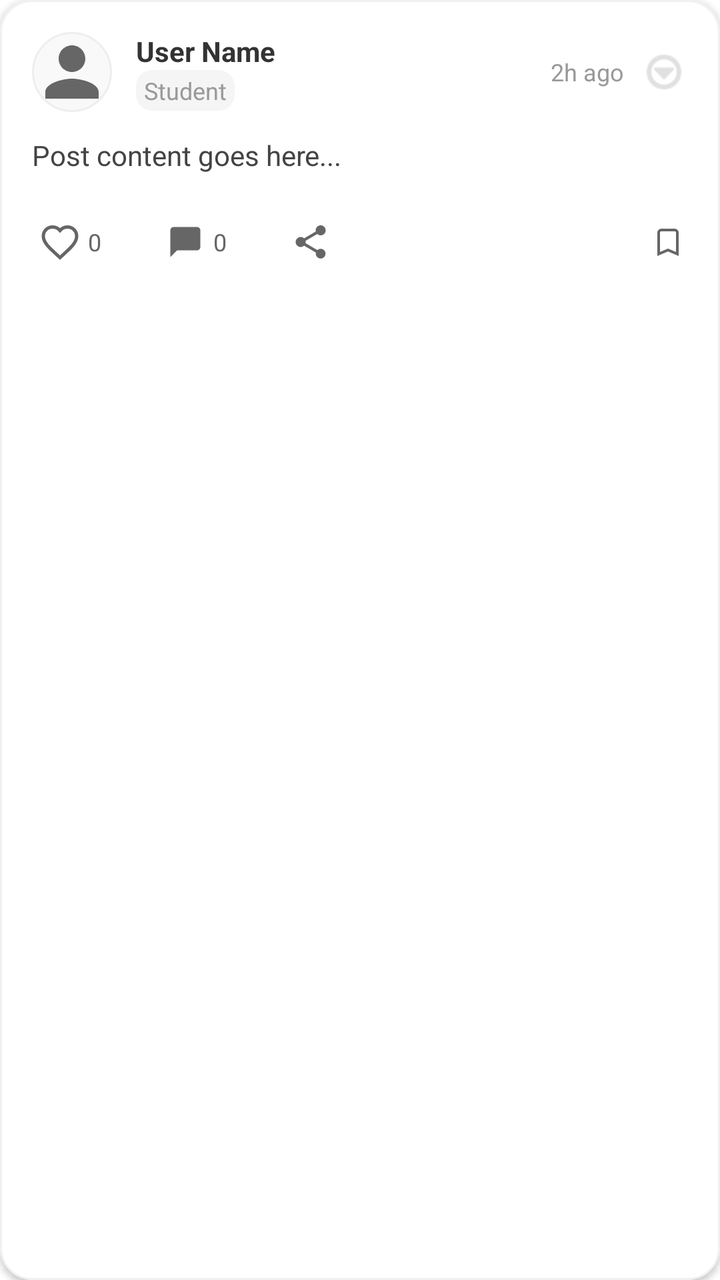
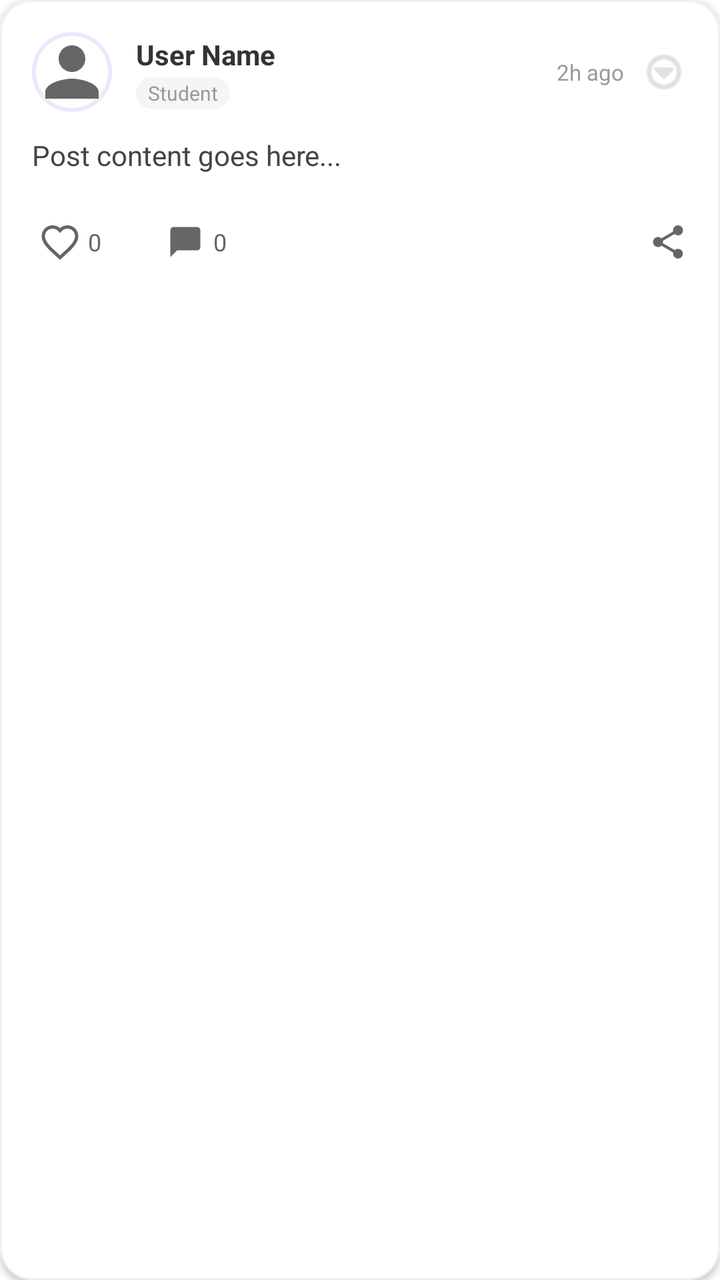

An Android layout rendered at two revisions. The XML below is the earlier revision; the diff shows what the commit changed to produce the second picture.
<!-- AndroidManifest.xml: application theme Theme.MXNexus -->
<!-- res/layout/item_post.xml -->
<?xml version="1.0" encoding="utf-8"?>
<com.google.android.material.card.MaterialCardView xmlns:android="http://schemas.android.com/apk/res/android"
    xmlns:app="http://schemas.android.com/apk/res-auto"
    android:layout_width="match_parent"
    android:layout_height="wrap_content"
    android:layout_marginHorizontal="16dp"
    android:layout_marginVertical="8dp"
    app:cardCornerRadius="16dp"
    app:cardElevation="2dp"
    app:strokeWidth="1dp"
    app:strokeColor="#F0F0F0"
    app:cardBackgroundColor="#FFFFFF">

    <LinearLayout
        android:layout_width="match_parent"
        android:layout_height="wrap_content"
        android:orientation="vertical"
        android:padding="16dp"
        android:background="#FFFFFF">

        
        <RelativeLayout
            android:layout_width="match_parent"
            android:layout_height="wrap_content"
            android:layout_marginBottom="12dp">

            <ImageView
                android:id="@+id/imgPostAvatar"
                android:layout_width="40dp"
                android:layout_height="40dp"
                android:src="@drawable/ic_profile"
                android:background="@drawable/circle_avatar"
                android:scaleType="centerCrop"
                android:layout_alignParentStart="true" />

            <LinearLayout
                android:layout_width="wrap_content"
                android:layout_height="wrap_content"
                android:orientation="vertical"
                android:layout_toEndOf="@id/imgPostAvatar"
                android:layout_marginStart="12dp">

                <TextView
                    android:id="@+id/tvPostUserName"
                    android:layout_width="wrap_content"
                    android:layout_height="wrap_content"
                    android:text="User Name"
                    android:textStyle="bold"
                    android:textColor="#333333"
                    android:textSize="14sp" />

                <TextView
                    android:id="@+id/tvPostRole"
                    android:layout_width="wrap_content"
                    android:layout_height="wrap_content"
                    android:text="Student"
                    android:textColor="#999999"
                    android:textSize="12sp"
                    android:paddingHorizontal="4dp"
                    android:background="@drawable/role_badge" />
            </LinearLayout>

            <TextView
                android:id="@+id/btnFollow"
                android:layout_width="wrap_content"
                android:layout_height="wrap_content"
                android:text="Follow"
                android:textColor="#FF00CC"
                android:textStyle="bold"
                android:textSize="12sp"
                android:layout_toStartOf="@id/tvPostTime"
                android:layout_marginEnd="12dp"
                android:layout_centerVertical="true"
                android:visibility="gone" />

            <TextView
                android:id="@+id/tvPostTime"
                android:layout_width="wrap_content"
                android:layout_height="wrap_content"
                android:text="2h ago"
                android:textColor="#999999"
                android:textSize="12sp"
                android:layout_toStartOf="@id/btnPostMore"
                android:layout_marginEnd="8dp"
                android:layout_centerVertical="true" />

            <ImageView
                android:id="@+id/btnPostMore"
                android:layout_width="24dp"
                android:layout_height="24dp"
                android:src="@android:drawable/ic_menu_more"
                android:layout_alignParentEnd="true"
                android:layout_centerVertical="true"
                app:tint="#CCCCCC" />
        </RelativeLayout>

        
        <TextView
            android:id="@+id/tvPostContent"
            android:layout_width="match_parent"
            android:layout_height="wrap_content"
            android:text="Post content goes here..."
            android:textColor="#444444"
            android:textSize="14sp"
            android:lineSpacingMultiplier="1.2"
            android:layout_marginBottom="12dp" />

        
        <com.google.android.material.imageview.ShapeableImageView
            android:id="@+id/imgPostPhoto"
            android:layout_width="match_parent"
            android:layout_height="200dp"
            android:scaleType="centerCrop"
            android:visibility="gone"
            app:shapeAppearanceOverlay="@style/RoundedCorners"
            android:layout_marginBottom="12dp" />

        
        <LinearLayout
            android:layout_width="match_parent"
            android:layout_height="wrap_content"
            android:orientation="horizontal"
            android:gravity="center_vertical"
            android:layout_marginTop="8dp">

            <LinearLayout
                android:id="@+id/btnPostLike"
                android:layout_width="wrap_content"
                android:layout_height="wrap_content"
                android:orientation="horizontal"
                android:gravity="center_vertical"
                android:padding="4dp">
                <ImageView
                    android:id="@+id/icLike"
                    android:layout_width="20dp"
                    android:layout_height="20dp"
                    android:src="@drawable/ic_heart_outline" />
                <TextView
                    android:id="@+id/tvPostLikeCount"
                    android:layout_width="wrap_content"
                    android:layout_height="wrap_content"
                    android:text="0"
                    android:textSize="12sp"
                    android:textColor="#666666"
                    android:layout_marginStart="4dp" />
            </LinearLayout>

            <LinearLayout
                android:id="@+id/btnPostComment"
                android:layout_width="wrap_content"
                android:layout_height="wrap_content"
                android:orientation="horizontal"
                android:gravity="center_vertical"
                android:layout_marginStart="24dp"
                android:padding="4dp">
                <ImageView
                    android:layout_width="20dp"
                    android:layout_height="20dp"
                    android:src="@drawable/ic_comment"
                    app:tint="#666666" />
                <TextView
                    android:id="@+id/tvPostCommentCount"
                    android:layout_width="wrap_content"
                    android:layout_height="wrap_content"
                    android:text="0"
                    android:textSize="12sp"
                    android:textColor="#666666"
                    android:layout_marginStart="4dp" />
            </LinearLayout>

            <LinearLayout
                android:id="@+id/btnPostShare"
                android:layout_width="wrap_content"
                android:layout_height="wrap_content"
                android:orientation="horizontal"
                android:gravity="center_vertical"
                android:layout_marginStart="24dp"
                android:padding="4dp">
                <ImageView
                    android:layout_width="20dp"
                    android:layout_height="20dp"
                    android:src="@drawable/ic_share"
                    app:tint="#666666" />
            </LinearLayout>

            <View
                android:layout_width="0dp"
                android:layout_height="0dp"
                android:layout_weight="1" />

            <ImageView
                android:id="@+id/btnPostSave"
                android:layout_width="20dp"
                android:layout_height="20dp"
                android:src="@drawable/ic_bookmark"
                android:padding="2dp" />

        </LinearLayout>
    </LinearLayout>
</com.google.android.material.card.MaterialCardView>
<!-- resources referenced by this layout -->
<resources>
  <!-- drawable circle_avatar (drawable) -->
  <?xml version="1.0" encoding="utf-8"?>
  <shape xmlns:android="http://schemas.android.com/apk/res/android" android:shape="oval">
      <solid android:color="#F9F9F9" />
      <stroke android:width="1dp" android:color="#EEEEEE" />
  </shape>
  <!-- drawable ic_bookmark (drawable) -->
  <vector xmlns:android="http://schemas.android.com/apk/res/android"
      android:width="24dp"
      android:height="24dp"
      android:viewportWidth="24"
      android:viewportHeight="24">
      <path
          android:fillColor="#00000000"
          android:strokeColor="#666666"
          android:strokeWidth="2"
          android:pathData="M17,3H7c-1.1,0 -2,0.9 -2,2v16l7,-3l7,3V5c0,-1.1 -0.9,-2 -2,-2z"/>
  </vector>
  <!-- drawable ic_comment (drawable) -->
  <vector xmlns:android="http://schemas.android.com/apk/res/android"
      android:width="24dp"
      android:height="24dp"
      android:viewportWidth="24"
      android:viewportHeight="24">
    <path
        android:pathData="M21,15c0,1.1 -0.9,2 -2,2H7l-4,4V5c0,-1.1 0.9,-2 2,-2h14c1.1,0 2,0.9 2,2v10z"
        android:fillColor="#666666"/>
  </vector>
  <!-- drawable ic_heart_outline (drawable) -->
  <vector xmlns:android="http://schemas.android.com/apk/res/android"
      android:width="24dp"
      android:height="24dp"
      android:viewportWidth="24"
      android:viewportHeight="24">
      <path
          android:fillColor="#00000000"
          android:strokeColor="#666666"
          android:strokeWidth="2"
          android:pathData="M16.5,3c-1.74,0 -3.41,0.81 -4.5,2.09C10.91,3.81 9.24,3 7.5,3 4.42,3 2,5.42 2,8.5c0,3.78 3.4,6.86 8.55,11.54L12,21.35l1.45,-1.32C18.6,15.36 22,12.28 22,8.5 22,5.42 19.58,3 16.5,3z"/>
  </vector>
  <!-- drawable ic_profile (drawable) -->
  <vector xmlns:android="http://schemas.android.com/apk/res/android"
      android:width="24dp"
      android:height="24dp"
      android:viewportWidth="24"
      android:viewportHeight="24">
    <path
        android:pathData="M12,12c2.21,0 4,-1.79 4,-4s-1.79,-4 -4,-4 -4,1.79 -4,4 1.79,4 4,4zm0,2c-2.67,0 -8,1.34 -8,4v2h16v-2c0,-2.66 -5.33,-4 -8,-4z"
        android:fillColor="#666666"/>
  </vector>
  <!-- drawable role_badge (drawable) -->
  <?xml version="1.0" encoding="utf-8"?>
  <shape xmlns:android="http://schemas.android.com/apk/res/android">
      <solid android:color="#F5F5F5" />
      <corners android:radius="8dp" />
      <padding android:left="10dp" android:right="10dp" android:top="2dp" android:bottom="2dp" />
  </shape>
  <style name="RoundedCorners">
          <item name="cornerFamily">rounded</item>
          <item name="cornerSize">12dp</item>
      </style>
  <style name="Theme.MXNexus" parent="Base.Theme.MXNexus" />
  <style name="Base.Theme.MXNexus" parent="Theme.Material3.Light.NoActionBar">
          <item name="colorPrimary">@color/primary</item>
          <item name="colorOnPrimary">@color/surface</item>
          <item name="colorSecondary">@color/accent</item>
          <item name="android:colorBackground">@color/background</item>
          <item name="android:fontFamily">sans-serif</item>
          <item name="android:textColorPrimary">#1A1A2E</item>
          <item name="materialButtonStyle">@style/WhiteTextButton</item>
      </style>
  <color name="primary">#FF00CC</color>
  <color name="surface">#FFFFFF</color>
  <color name="accent">#3333FF</color>
  <color name="background">#FFFFFF</color>
  <style name="WhiteTextButton" parent="Widget.MaterialComponents.Button">
          <item name="android:textColor">#FFFFFF</item>
      </style>
  <!-- unchanged entries left out for length: 1 -->
</resources>

<!-- the commit's change to res/layout/item_post.xml (unified diff, before → after) -->
@@ -19,7 +19,7 @@
         android:background="#FFFFFF">
 
         
-        <RelativeLayout
+        <androidx.constraintlayout.widget.ConstraintLayout
             android:layout_width="match_parent"
             android:layout_height="wrap_content"
             android:layout_marginBottom="12dp">
@@ -31,14 +31,21 @@
                 android:src="@drawable/ic_profile"
                 android:background="@drawable/circle_avatar"
                 android:scaleType="centerCrop"
-                android:layout_alignParentStart="true" />
+                app:layout_constraintStart_toStartOf="parent"
+                app:layout_constraintTop_toTopOf="parent"
+                app:layout_constraintBottom_toBottomOf="parent" />
 
             <LinearLayout
-                android:layout_width="wrap_content"
+                android:id="@+id/layoutUserInfo"
+                android:layout_width="0dp"
                 android:layout_height="wrap_content"
                 android:orientation="vertical"
-                android:layout_toEndOf="@id/imgPostAvatar"
-                android:layout_marginStart="12dp">
+                android:layout_marginStart="12dp"
+                android:layout_marginEnd="8dp"
+                app:layout_constraintStart_toEndOf="@id/imgPostAvatar"
+                app:layout_constraintTop_toTopOf="parent"
+                app:layout_constraintBottom_toBottomOf="parent"
+                app:layout_constraintEnd_toStartOf="@id/tvPostTime">
 
                 <TextView
                     android:id="@+id/tvPostUserName"
@@ -47,7 +54,9 @@
                     android:text="User Name"
                     android:textStyle="bold"
                     android:textColor="#333333"
-                    android:textSize="14sp" />
+                    android:textSize="14sp"
+                    android:singleLine="true"
+                    android:ellipsize="end" />
 
                 <TextView
                     android:id="@+id/tvPostRole"
@@ -55,44 +64,48 @@
                     android:layout_height="wrap_content"
                     android:text="Student"
                     android:textColor="#999999"
-                    android:textSize="12sp"
-                    android:paddingHorizontal="4dp"
+                    android:textSize="10sp"
+                    android:paddingHorizontal="6dp"
+                    android:paddingVertical="1dp"
+                    android:layout_marginTop="2dp"
                     android:background="@drawable/role_badge" />
             </LinearLayout>
 
             <TextView
-                android:id="@+id/btnFollow"
-                android:layout_width="wrap_content"
-                android:layout_height="wrap_content"
-                android:text="Follow"
-                android:textColor="#FF00CC"
-                android:textStyle="bold"
-                android:textSize="12sp"
-                android:layout_toStartOf="@id/tvPostTime"
-                android:layout_marginEnd="12dp"
-                android:layout_centerVertical="true"
-                android:visibility="gone" />
-
-            <TextView
                 android:id="@+id/tvPostTime"
                 android:layout_width="wrap_content"
                 android:layout_height="wrap_content"
                 android:text="2h ago"
                 android:textColor="#999999"
-                android:textSize="12sp"
-                android:layout_toStartOf="@id/btnPostMore"
+                android:textSize="11sp"
                 android:layout_marginEnd="8dp"
-                android:layout_centerVertical="true" />
+                app:layout_constraintEnd_toStartOf="@id/btnPostMore"
+                app:layout_constraintTop_toTopOf="parent"
+                app:layout_constraintBottom_toBottomOf="parent" />
 
             <ImageView
                 android:id="@+id/btnPostMore"
                 android:layout_width="24dp"
                 android:layout_height="24dp"
                 android:src="@android:drawable/ic_menu_more"
-                android:layout_alignParentEnd="true"
-                android:layout_centerVertical="true"
-                app:tint="#CCCCCC" />
-        </RelativeLayout>
+                app:tint="#CCCCCC"
+                app:layout_constraintEnd_toEndOf="parent"
+                app:layout_constraintTop_toTopOf="parent"
+                app:layout_constraintBottom_toBottomOf="parent" />
+
+            
+            <TextView
+                android:id="@+id/btnFollow"
+                android:layout_width="wrap_content"
+                android:layout_height="wrap_content"
+                android:text="Connect"
+                android:textColor="#FF00CC"
+                android:textStyle="bold"
+                android:textSize="12sp"
+                android:visibility="gone"
+                app:layout_constraintEnd_toEndOf="parent"
+                app:layout_constraintTop_toTopOf="parent" />
+        </androidx.constraintlayout.widget.ConstraintLayout>
 
         
         <TextView
@@ -109,7 +122,7 @@
         <com.google.android.material.imageview.ShapeableImageView
             android:id="@+id/imgPostPhoto"
             android:layout_width="match_parent"
-            android:layout_height="200dp"
+            android:layout_height="220dp"
             android:scaleType="centerCrop"
             android:visibility="gone"
             app:shapeAppearanceOverlay="@style/RoundedCorners"
@@ -168,20 +181,14 @@
                     android:layout_marginStart="4dp" />
             </LinearLayout>
 
-            <LinearLayout
-                android:id="@+id/btnPostShare"
-                android:layout_width="wrap_content"
-                android:layout_height="wrap_content"
-                android:orientation="horizontal"
-                android:gravity="center_vertical"
+            <ImageView
+                android:id="@+id/btnPostMessage"
+                android:layout_width="20dp"
+                android:layout_height="20dp"
+                android:src="@drawable/ic_message"
                 android:layout_marginStart="24dp"
-                android:padding="4dp">
-                <ImageView
-                    android:layout_width="20dp"
-                    android:layout_height="20dp"
-                    android:src="@drawable/ic_share"
-                    app:tint="#666666" />
-            </LinearLayout>
+                app:tint="#666666"
+                android:visibility="gone" />
 
             <View
                 android:layout_width="0dp"
@@ -189,11 +196,11 @@
                 android:layout_weight="1" />
 
             <ImageView
-                android:id="@+id/btnPostSave"
+                android:id="@+id/btnPostShare"
                 android:layout_width="20dp"
                 android:layout_height="20dp"
-                android:src="@drawable/ic_bookmark"
-                android:padding="2dp" />
+                android:src="@drawable/ic_share"
+                app:tint="#666666" />
 
         </LinearLayout>
     </LinearLayout>
<!-- resource entries referenced after the edit -->
@@ -2,22 +2,11 @@
 <resources>
   <!-- drawable circle_avatar (drawable) -->
   <?xml version="1.0" encoding="utf-8"?>
-  <shape xmlns:android="http://schemas.android.com/apk/res/android" android:shape="oval">
-      <solid android:color="#F9F9F9" />
-      <stroke android:width="1dp" android:color="#EEEEEE" />
+  <shape xmlns:android="http://schemas.android.com/apk/res/android"
+      android:shape="oval">
+      <solid android:color="#FFFFFF"/>
+      <stroke android:width="2dp" android:color="#F0E6FF"/>
   </shape>
-  <!-- drawable ic_bookmark (drawable) -->
-  <vector xmlns:android="http://schemas.android.com/apk/res/android"
-      android:width="24dp"
-      android:height="24dp"
-      android:viewportWidth="24"
-      android:viewportHeight="24">
-      <path
-          android:fillColor="#00000000"
-          android:strokeColor="#666666"
-          android:strokeWidth="2"
-          android:pathData="M17,3H7c-1.1,0 -2,0.9 -2,2v16l7,-3l7,3V5c0,-1.1 -0.9,-2 -2,-2z"/>
-  </vector>
   <!-- drawable ic_comment (drawable) -->
   <vector xmlns:android="http://schemas.android.com/apk/res/android"
       android:width="24dp"
@@ -39,6 +28,17 @@
           android:strokeColor="#666666"
           android:strokeWidth="2"
           android:pathData="M16.5,3c-1.74,0 -3.41,0.81 -4.5,2.09C10.91,3.81 9.24,3 7.5,3 4.42,3 2,5.42 2,8.5c0,3.78 3.4,6.86 8.55,11.54L12,21.35l1.45,-1.32C18.6,15.36 22,12.28 22,8.5 22,5.42 19.58,3 16.5,3z"/>
+  </vector>
+  <!-- drawable ic_message (drawable) -->
+  <?xml version="1.0" encoding="utf-8"?>
+  <vector xmlns:android="http://schemas.android.com/apk/res/android"
+      android:width="24dp"
+      android:height="24dp"
+      android:viewportWidth="24"
+      android:viewportHeight="24">
+      <path
+          android:fillColor="#666666"
+          android:pathData="M20,2H4C2.9,2 2,2.9 2,4v18l4,-4h14c1.1,0 2,-0.9 2,-2V4C22,2.9 21.1,2 20,2z"/>
   </vector>
   <!-- drawable ic_profile (drawable) -->
   <vector xmlns:android="http://schemas.android.com/apk/res/android"
